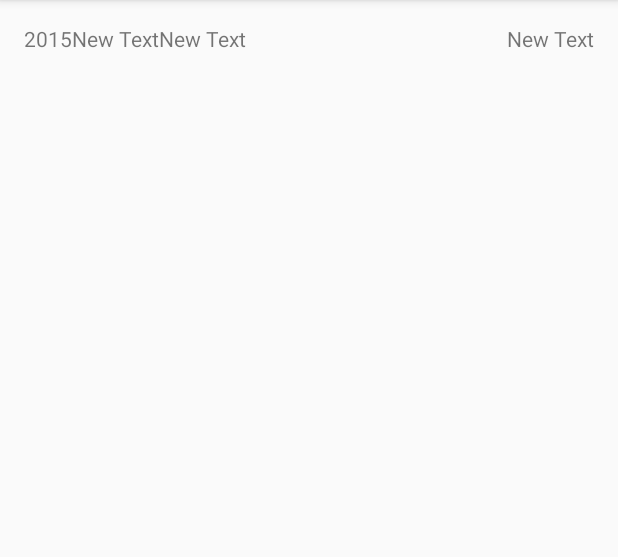
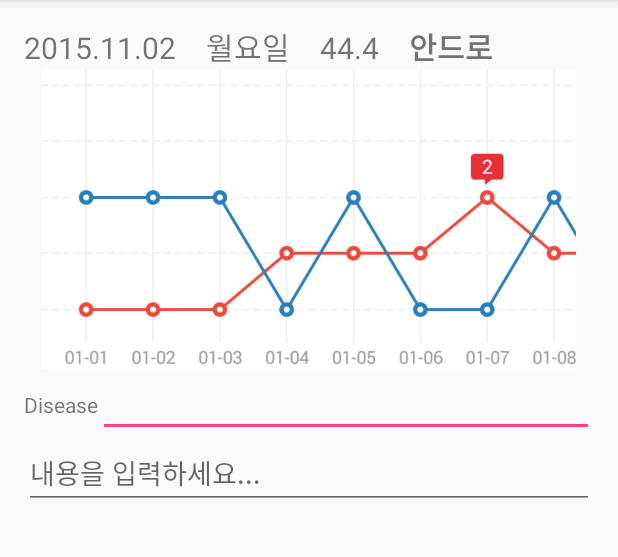
Before and after one commit to YoonHo-Lee/AbuBand_mac2.0, an Android app: the SickReportAddActivity screen opened directly, with no data from a screen before it, on a phone screen of 412 x 824 dp, the part 84-641 px from its top. Run offline under Robolectric (Android 15) with nearby library versions, the phone set to English and light mode, and no system bars; 4 statements that could not run were skipped.

Commit message:
SickReportAdd

```diff
--- a/app/src/main/java/com/example/tacademy/abuband/SickReport/SickReportAddActivity.java
+++ b/app/src/main/java/com/example/tacademy/abuband/SickReport/SickReportAddActivity.java
@@ -1,15 +1,45 @@
 package com.example.tacademy.abuband.SickReport;
 
+import android.content.Intent;
 import android.support.v7.app.AppCompatActivity;
 import android.os.Bundle;
+import android.widget.EditText;
+import android.widget.TextView;
+import android.widget.Toast;
 
 import com.example.tacademy.abuband.R;
 
 public class SickReportAddActivity extends AppCompatActivity {
 
+/*  =================================================
+
+    레이아웃 맨 윗줄 비율 주는거 모르게썽 ㅠ
+
+    똘미가 요일 안한대서, 내가 해야할듯...ㅠㅠ
+
+  ================================================= */
+
+    EditText edit_sickTitle, edit_sickMemo;
+    TextView sickAdd_date, sickAdd_maxTemp, sickAdd_title;
+
     @Override
     protected void onCreate(Bundle savedInstanceState) {
         super.onCreate(savedInstanceState);
         setContentView(R.layout.activity_sick_report_add);
+
+        sickAdd_date = (TextView) findViewById(R.id.sickAdd_date);
+        sickAdd_maxTemp = (TextView) findViewById(R.id.sickAdd_maxTemp);
+        edit_sickTitle = (EditText) findViewById(R.id.edit_sickTitle);
+
+
+        Intent intent = getIntent();
+
+        float f = intent.getExtras().getFloat(SickReportListFragment.TAG_SICKMAXTEMP,5.5f);
+        Toast.makeText(SickReportAddActivity.this, "플로트"+f, Toast.LENGTH_SHORT).show();
+
+        sickAdd_date.setText(intent.getExtras().getString(SickReportListFragment.TAG_SICKDATE));
+        sickAdd_maxTemp.setText(intent.getExtras().getFloat(SickReportListFragment.TAG_SICKMAXTEMP)+"");
+        edit_sickTitle.setText(intent.getExtras().getString(SickReportListFragment.TAG_SICKTITLE));
+
     }
 }
--- a/app/src/main/java/com/example/tacademy/abuband/SickReport/SickReportItemView.java
+++ b/app/src/main/java/com/example/tacademy/abuband/SickReport/SickReportItemView.java
@@ -20,9 +20,9 @@ public class SickReportItemView extends RelativeLayout {
 
     private void init() {
         inflate(getContext(), R.layout.view_sick_report_item, this);
-        sickDate = (TextView)findViewById(R.id.sickreport_date);
-        sickTemp = (TextView)findViewById(R.id.sickreport_temp);
-        sickTitle = (TextView)findViewById(R.id.sickreport_title);
+        sickDate = (TextView)findViewById(R.id.sickList_date);
+        sickTemp = (TextView)findViewById(R.id.sickList_temp);
+        sickTitle = (TextView)findViewById(R.id.sickList_title);
     }
 
     public void setItemData(SickReportItemData data) {
--- a/app/src/main/java/com/example/tacademy/abuband/SickReport/SickReportListFragment.java
+++ b/app/src/main/java/com/example/tacademy/abuband/SickReport/SickReportListFragment.java
@@ -1,6 +1,7 @@
 package com.example.tacademy.abuband.SickReport;
 
 
+import android.content.Intent;
 import android.os.Bundle;
 import android.support.v4.app.Fragment;
 import android.view.LayoutInflater;
@@ -20,6 +21,15 @@ public class SickReportListFragment extends Fragment {
     ListView sickListView;
     SickReportAdapter sickAdapter;
 
+    public static final String TAG_SICKDATE = "sickDate";
+
+    //Calendar로 구해야 할 듯?
+    public static final String TAG_SICKDAYOFWEEK = "sickDayOfWeek";
+    public static final String TAG_SICKMAXTEMP = "sickMaxTemp";
+    public static final String TAG_SICKTITLE = "sickTitle";
+
+    //나중에 불러와서 써야 할 듯
+    public static final String TAG_SICKBABYNAME = "sickBabyName";
 
     public SickReportListFragment() {
         // Required empty public constructor
@@ -36,12 +46,18 @@ public class SickReportListFragment extends Fragment {
         sickAdapter = new SickReportAdapter();
         sickListView.setAdapter(sickAdapter);
 
+        //리스트 클릭!!!!!!!
         sickListView.setOnItemClickListener(new AdapterView.OnItemClickListener() {
             @Override
             public void onItemClick(AdapterView<?> parent, View view, int position, long id) {
                 Object object = sickListView.getItemAtPosition(position);
                 SickReportItemData data = (SickReportItemData)object;
-                Toast.makeText(view.getContext(),"병명 : " + data.sickTitle, Toast.LENGTH_SHORT).show();
+//                Toast.makeText(view.getContext(),"병명 : " + data.sickTitle, Toast.LENGTH_SHORT).show();
+                Intent intent = new Intent(view.getContext(), SickReportAddActivity.class);
+                intent.putExtra(TAG_SICKDATE, data.sickDate);
+                intent.putExtra(TAG_SICKMAXTEMP, data.sickMaxTemp);
+                intent.putExtra(TAG_SICKTITLE, data.sickTitle);
+                startActivity(intent);
             }
         });
 
@@ -51,6 +67,7 @@ public class SickReportListFragment extends Fragment {
         return rootView;
     }
 
+    //데이터 입력!!!!!!
     private void initData() {
         int date = 20151102;
 
@@ -58,8 +75,8 @@ public class SickReportListFragment extends Fragment {
             SickReportItemData d = new SickReportItemData();
             d.sickDate = date+"";
             date++;
-            d.sickMaxTemp = 40.2f;
-            d.sickTitle = "메르스";
+            d.sickMaxTemp = 40.2f+i;
+            d.sickTitle = "메르스" + i;
             sickAdapter.add(d);
         }
     }
--- a/app/src/main/res/layout/activity_sick_report_add.xml
+++ b/app/src/main/res/layout/activity_sick_report_add.xml
@@ -1,45 +1,97 @@
 <?xml version="1.0" encoding="utf-8"?>
-<RelativeLayout xmlns:android="http://schemas.android.com/apk/res/android"
-    xmlns:tools="http://schemas.android.com/tools" android:layout_width="match_parent"
-    android:layout_height="match_parent" android:paddingLeft="@dimen/activity_horizontal_margin"
+<LinearLayout xmlns:android="http://schemas.android.com/apk/res/android"
+    xmlns:tools="http://schemas.android.com/tools"
+    android:layout_width="match_parent"
+    android:layout_height="match_parent"
+    android:orientation="vertical"
+    android:paddingBottom="@dimen/activity_vertical_margin"
+    android:paddingLeft="@dimen/activity_horizontal_margin"
     android:paddingRight="@dimen/activity_horizontal_margin"
     android:paddingTop="@dimen/activity_vertical_margin"
-    android:paddingBottom="@dimen/activity_vertical_margin"
     tools:context="com.example.tacademy.abuband.SickReport.SickReportAddActivity">
 
+    <ScrollView
+        android:id="@+id/scrollView"
+        android:layout_width="match_parent"
+        android:layout_height="match_parent"
+        android:layout_gravity="right">
+
+        <LinearLayout
+            android:layout_width="match_parent"
+            android:layout_height="match_parent"
+            android:orientation="vertical">
+
+            <LinearLayout
+                android:layout_width="match_parent"
+                android:layout_height="wrap_content"
+                android:orientation="horizontal">
+
                 <TextView
+                    android:id="@+id/sickAdd_date"
                     android:layout_width="wrap_content"
                     android:layout_height="wrap_content"
-        android:text="2015"
-        android:id="@+id/textView"
-        android:layout_alignParentTop="true"
-        android:layout_alignParentLeft="true"
-        android:layout_alignParentStart="true" />
+                    android:layout_marginRight="20dp"
+                    android:text="2015.11.02"
+                    android:textSize="20sp" />
 
                 <TextView
+                    android:id="@+id/sickAdd_dayOfWeek"
                     android:layout_width="wrap_content"
                     android:layout_height="wrap_content"
-        android:text="New Text"
-        android:id="@+id/textView2"
-        android:layout_alignParentTop="true"
-        android:layout_toRightOf="@+id/textView"
-        android:layout_toEndOf="@+id/textView" />
+                    android:layout_marginRight="20dp"
+                    android:text="월요일"
+                    android:textSize="20sp" />
 
                 <TextView
+                    android:id="@+id/sickAdd_maxTemp"
                     android:layout_width="wrap_content"
                     android:layout_height="wrap_content"
-        android:text="New Text"
-        android:id="@+id/textView3"
-        android:layout_alignParentTop="true"
-        android:layout_toRightOf="@+id/textView2"
-        android:layout_toEndOf="@+id/textView2" />
+                    android:layout_marginRight="20dp"
+                    android:text="44.4"
+                    android:textSize="20sp" />
 
                 <TextView
+                    android:id="@+id/sickAdd_babyName"
                     android:layout_width="wrap_content"
                     android:layout_height="wrap_content"
-        android:text="New Text"
-        android:id="@+id/textView4"
-        android:layout_alignTop="@+id/textView3"
-        android:layout_alignParentRight="true"
-        android:layout_alignParentEnd="true" />
-</RelativeLayout>
+                    android:layout_marginRight="20dp"
+                    android:text="안드로"
+                    android:textSize="20sp"
+                    android:textStyle="bold" />
+
+            </LinearLayout>
+
+            <ImageView
+                android:id="@+id/imageView"
+                android:layout_width="match_parent"
+                android:layout_height="200dp"
+                android:src="@drawable/sample_graph" />
+
+            <LinearLayout
+                android:layout_width="match_parent"
+                android:layout_height="match_parent"
+                android:orientation="horizontal">
+
+                <TextView
+                    android:id="@+id/textView"
+                    android:layout_width="wrap_content"
+                    android:layout_height="wrap_content"
+                    android:text="@string/sickReportAdd_disease" />
+
+                <EditText
+                    android:id="@+id/edit_sickTitle"
+                    android:layout_width="match_parent"
+                    android:layout_height="wrap_content"
+                    android:singleLine="true" />
+            </LinearLayout>
+
+            <EditText
+                android:id="@+id/edit_sickMemo"
+                android:layout_width="match_parent"
+                android:layout_height="match_parent"
+                android:hint="내용을 입력하세요..." />
+
+        </LinearLayout>
+    </ScrollView>
+
+</LinearLayout>
--- a/app/src/main/res/layout/view_sick_report_item.xml
+++ b/app/src/main/res/layout/view_sick_report_item.xml
@@ -6,7 +6,7 @@
     android:padding="10dp">
 
     <TextView
-        android:id="@+id/sickreport_date"
+        android:id="@+id/sickList_date"
         android:layout_width="wrap_content"
         android:layout_height="wrap_content"
         android:text="2015.11.02"
@@ -17,17 +17,17 @@
         android:layout_marginRight="20dp" />
 
     <TextView
-        android:id="@+id/sickreport_temp"
+        android:id="@+id/sickList_temp"
         android:layout_width="wrap_content"
         android:layout_height="wrap_content"
         android:text="45.8"
         android:textSize="30sp"
         android:layout_alignParentTop="true"
-        android:layout_toRightOf="@+id/sickreport_date"
-        android:layout_toEndOf="@+id/sickreport_date" />
+        android:layout_toRightOf="@+id/sickList_date"
+        android:layout_toEndOf="@+id/sickList_date" />
 
     <TextView
-        android:id="@+id/sickreport_title"
+        android:id="@+id/sickList_title"
         android:layout_width="wrap_content"
         android:layout_height="wrap_content"
         android:text="메르스"
--- a/app/src/main/res/values/strings.xml
+++ b/app/src/main/res/values/strings.xml
@@ -126,5 +126,6 @@
     <string name="settingHelp">Help</string>
 
     <!-- -->
+    <string name="sickReportAdd_disease">Disease</string>
 
 </resources>
```
Also changed, not shown: app/src/main/res/drawable/sample_graph.png (added), 1 other file. Lines whose indentation alone changed are shown as unchanged.
